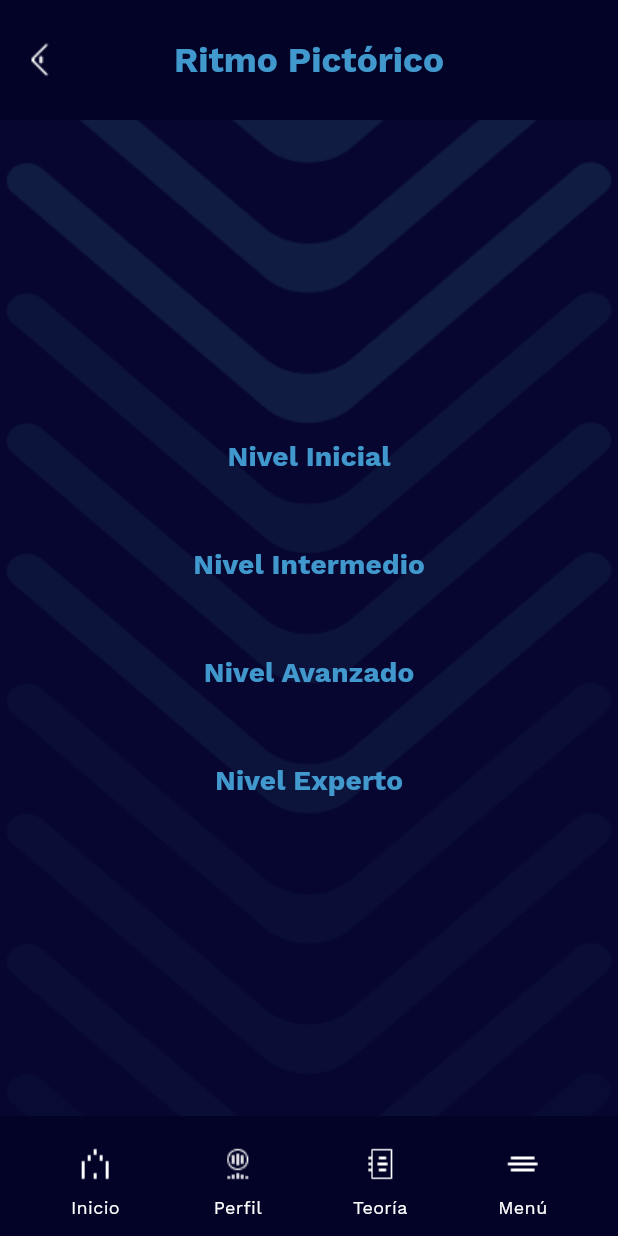
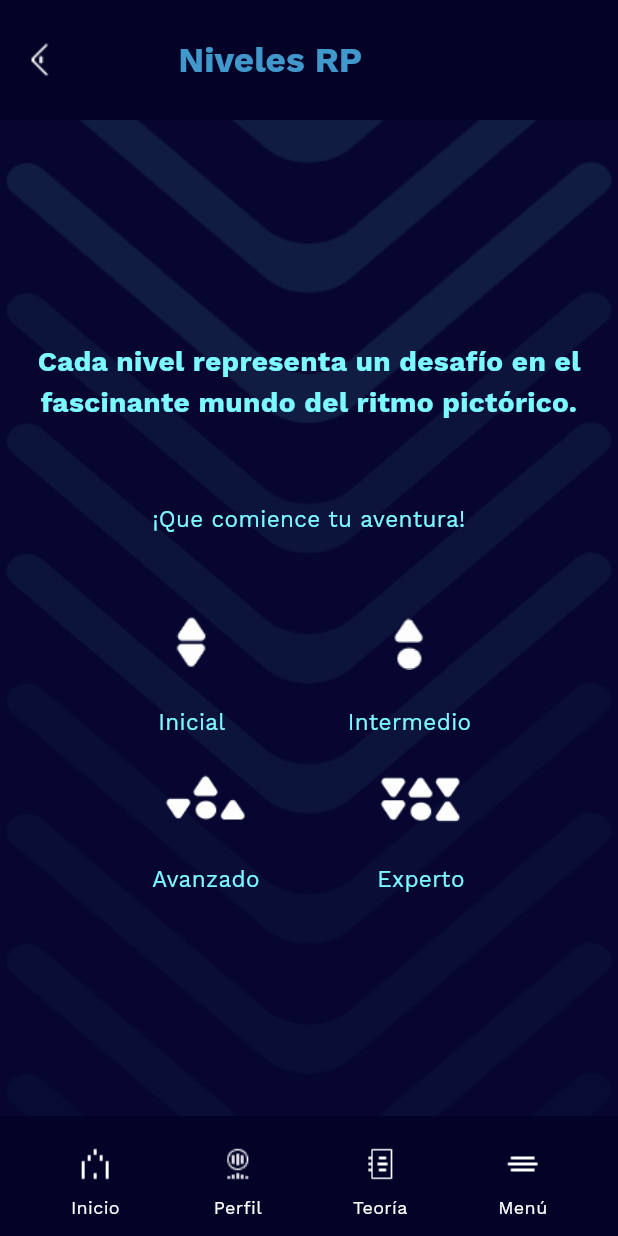
Before and after one commit to PabloAndresZP/miapp, a Flutter app: the Level1Screen screen opened directly, on a phone screen of 412 x 824 dp. Run offline on Flutter 3.47's test engine with Material 2 defaults, Android fonts, the phone set to English and light mode, and no system bars; our stand-ins replace audioplayers, video_player.

Commit message:
implementacion de iconos

```diff
--- a/lib/src/pages/game2_level_expert.dart
+++ b/lib/src/pages/game2_level_expert.dart
@@ -265,7 +265,7 @@ class _GameLevelExpertState extends State<GameLevelExpert> {
 ),
                 SizedBox(height: 12.0),
                 Text(
-                  'Cumpleaños Feliz',
+                  'Cumpleaños Feliz \nEn Escala Menor',
                   textAlign: TextAlign.center,
                   style: TextStyle(
                     color: Color(0xFFFDFDFD),
--- a/lib/src/pages/instructions2_page.dart
+++ b/lib/src/pages/instructions2_page.dart
@@ -6,7 +6,7 @@ const List<String> instructions = [
   'Asocia Style/imágenes con Style/escalas Style/musicales.',
   'Descubre la relación entre las Style/escalas Style/musicales y las Style/imágenes. \n\nUna escala musical es una Style/secuencia Style/organizada de Style/notas que se desplazan en Style/intervalos Style/determinados. \n\nEs fundamental en la Style/música y nos ayuda tanto a Style/componer como a Style/analizar Style/melodías.',
   'En estos ejercicios, se te presentará una Style/imagen acompañada de dos Style/audios, uno por cada escala. \n\nTu misión es vincular la Style/imagen con la Style/escala que mejor la represente.',
-  'Style/¡Un Style/giro Style/inesperado.!\n A veces, las dinámicas cambian. \n\nSe te ofrecerá una Style/escala y dos Style/imágenes. \n\nTu tarea será seleccionar la Style/imagen que mejor se relacione con esa Style/escala. \n\nConsidera las Style/emociones o Style/estados de Style/ánimo que evocan las Style/escalas al tomar tu decisión.',
+  'Prepárate para un giro inesperado en las dinámicas.\n\nEn este desafío, se te presentará una Style/escala junto con dos Style/imágenes. \n\nTu misión consiste en elegir la Style/imagen que mejor se relacione con esa Style/escala, teniendo en cuenta las Style/emociones o Style/estados Style/de Style/ánimo que cada Style/escala evoca.',
 ];
 
 const List<String?> images = [
--- a/lib/src/pages/level1_screen.dart
+++ b/lib/src/pages/level1_screen.dart
@@ -1,69 +1,37 @@
 import 'package:flutter/material.dart';
 import 'package:mi_app_imgsound/src/pages/game1_level_initial.dart';
+import 'package:mi_app_imgsound/src/widgets/custom_footer.dart';
 import 'package:mi_app_imgsound/src/pages/game1_level_intermediate.dart';
 import 'package:mi_app_imgsound/src/pages/game1_level_advanced.dart';
 import 'package:mi_app_imgsound/src/pages/game1_level_expert.dart';
-import 'package:mi_app_imgsound/src/widgets/custom_footer.dart';
-import 'package:video_player/video_player.dart';
 
-class Level1Screen extends StatefulWidget {
-  @override
-  _Level1ScreenState createState() => _Level1ScreenState();
-}
-
-class _Level1ScreenState extends State<Level1Screen> {
-  late VideoPlayerController _videoController;
-
-  @override
-  void initState() {
-    super.initState();
-    // Inicializar el controlador de video aquí
-    _videoController = VideoPlayerController.asset('assets/videos/your_video.mp4')
-      ..initialize().then((_) {
-        // Asegurarse de que el video se repita
-        _videoController.setLooping(true);
-        // Iniciar la reproducción del video
-        _videoController.play();
-      });
-  }
-
-  @override
-  void dispose() {
-    // Detener y liberar el controlador de video cuando se dispose la página
-    _videoController.pause(); // Pausar el video antes de liberar los recursos
-    _videoController.dispose();
-    super.dispose();
-  }
-
+class Level1Screen extends StatelessWidget {
   @override
   Widget build(BuildContext context) {
     return Scaffold(
       appBar: AppBar(
         toolbarHeight: 80,
-        backgroundColor: Color(0xFF030328),
+        backgroundColor: const Color(0xFF030328),
         leading: IconButton(
           icon: Image.asset('assets/images/icon_atras.png', height: 24, width: 24),
           onPressed: () {
-            // Detener la reproducción de video y volver atrás
-            _videoController.pause();
             Navigator.of(context).pop();
           },
         ),
         title: Text(
-          'Ritmo Pictórico',
+          '       Niveles RP',
           style: TextStyle(
             color: Color(0xFF044A1D6),
             fontFamily: 'WorkSans',
             fontWeight: FontWeight.bold,
             fontSize: 23.4,
           ),
+          //centerTitle: true,
         ),
-        centerTitle: true,
       ),
       body: Stack(
         children: [
           Container(
-            // Textura de fondo
             decoration: BoxDecoration(
               image: DecorationImage(
                 image: AssetImage('assets/images/textura_5.png'),
@@ -71,18 +39,49 @@ class _Level1ScreenState extends State<Level1Screen> {
               ),
             ),
           ),
-          Center(
+          Padding(
+            padding: EdgeInsets.symmetric(horizontal: 24, vertical: 12),
+            child: Center(
               child: Column(
                 mainAxisAlignment: MainAxisAlignment.center,
                 children: <Widget>[
-                buildTextButton('Nivel Inicial', context, Game1LevelInitial()),
-                SizedBox(height: 24),
-                buildTextButton('Nivel Intermedio', context, Game1LevelIntermediate()),
-                SizedBox(height: 24),
-                buildTextButton('Nivel Avanzado', context, Game1LevelAdvanced()),
-                SizedBox(height: 24),
-                buildTextButton('Nivel Experto', context, Game1LevelExpert()),
+                  Text(
+                    'Cada nivel representa un desafío en el fascinante mundo del ritmo pictórico.\n\n',
+                    style: TextStyle(
+                      color: Color(0xFF7CF8FF),
+                      fontFamily: 'WorkSans',
+                      fontSize: 18.7,
+                      fontWeight: FontWeight.bold,
+                    ),
+                    textAlign: TextAlign.center,
+                  ),
+                  Text(
+                    '¡Que comience tu aventura!\n\n',
+                    style: TextStyle(
+                      color: Color(0xFF7CF8FF),
+                      fontFamily: 'WorkSans',
+                      fontSize: 15,
+                      fontWeight: FontWeight.normal,
+                    ),
+                    textAlign: TextAlign.center,
+                  ),
+                  Row(
+                    mainAxisAlignment: MainAxisAlignment.spaceEvenly,
+                    children: [
+                      buildTextButton('Inicial', context, Game1LevelInitial(), 'assets/images/niveles_rp_01.png'),
+                      buildTextButton('Intermedio', context, Game1LevelIntermediate(), 'assets/images/niveles_rp_02.png'),
                     ],
+                  ),
+                  SizedBox(height: 12),
+                  Row(
+                    mainAxisAlignment: MainAxisAlignment.spaceEvenly,
+                    children: [
+                      buildTextButton('Avanzado', context, Game1LevelAdvanced(), 'assets/images/niveles_rp_03.png'),
+                      buildTextButton('Experto', context, Game1LevelExpert(), 'assets/images/niveles_rp_04.png'),
+                    ],
+                  ),
+                ],
+              ),
             ),
           ),
         ],
@@ -97,25 +96,35 @@ class _Level1ScreenState extends State<Level1Screen> {
     );
   }
 
-  Widget buildTextButton(String label, BuildContext context, Widget? page, {bool active = true}) {
-    return TextButton(
-      onPressed: page == null
-          ? null
-          : () {
+  Widget buildTextButton(String label, BuildContext context, Widget? page, String imageAsset) {
+    return Column(
+      children: [
+        GestureDetector(
+          onTap: () {
+            if (page != null) {
               Navigator.push(
                 context,
                 MaterialPageRoute(builder: (context) => page),
               );
+            }
           },
-      child: Text(
+          child: Column(
+            children: [
+              Image.asset(imageAsset, height: 60, width: 60),
+              SizedBox(height: 12),
+              Text(
                 label,
                 style: TextStyle(
-          color: active ? Color(0xFF044A1D6) : Colors.grey,
+                  color: Color(0xFF7CF8FF),
                   fontFamily: 'WorkSans',
-          fontWeight: FontWeight.bold,
-          fontSize: 18.7,
+                  fontSize: 15,
+                  fontWeight: FontWeight.normal,
                 ),
               ),
+            ],
+          ),
+        ),
+      ],
     );
   }
 }
```
Also changed, not shown: lib/src/pages/lesson_two_screen.dart (+14 -7 lines), lib/src/pages/level2_screen.dart (+11 -6 lines), lib/src/pages/level3_screen.dart (+58 -17 lines), pubspec.yaml (+8 -0 lines), assets/images/niveles_ls_01.png (added), assets/images/niveles_ls_02.png (added), assets/images/niveles_ls_03.png (added), assets/images/niveles_ls_04.png (added), assets/images/niveles_rp_01.png (added), assets/images/niveles_rp_02.png (added), assets/images/niveles_rp_03.png (added), assets/images/niveles_rp_04.png (added), assets/images/pincel_1.png, assets/images/pincel_2.png. Lines whose indentation alone changed are shown as unchanged.
